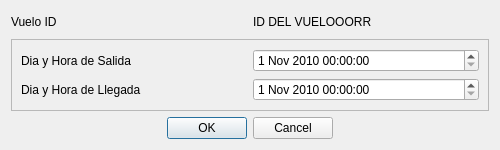
diegomarcov/svr, file src/ui/actualizacionInstanciasVuelo.ui: the form before one commit.
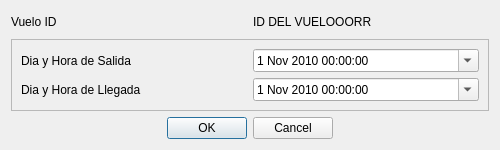
The form after the commit.

The edit to the form file:
```diff
--- a/src/ui/actualizacionInstanciasVuelo.ui
+++ b/src/ui/actualizacionInstanciasVuelo.ui
@@ -100,7 +100,7 @@
          </time>
         </property>
         <property name="calendarPopup">
-         <bool>false</bool>
+         <bool>true</bool>
         </property>
        </widget>
       </item>
@@ -114,7 +114,7 @@
          </date>
         </property>
         <property name="calendarPopup">
-         <bool>false</bool>
+         <bool>true</bool>
         </property>
        </widget>
       </item>
```
